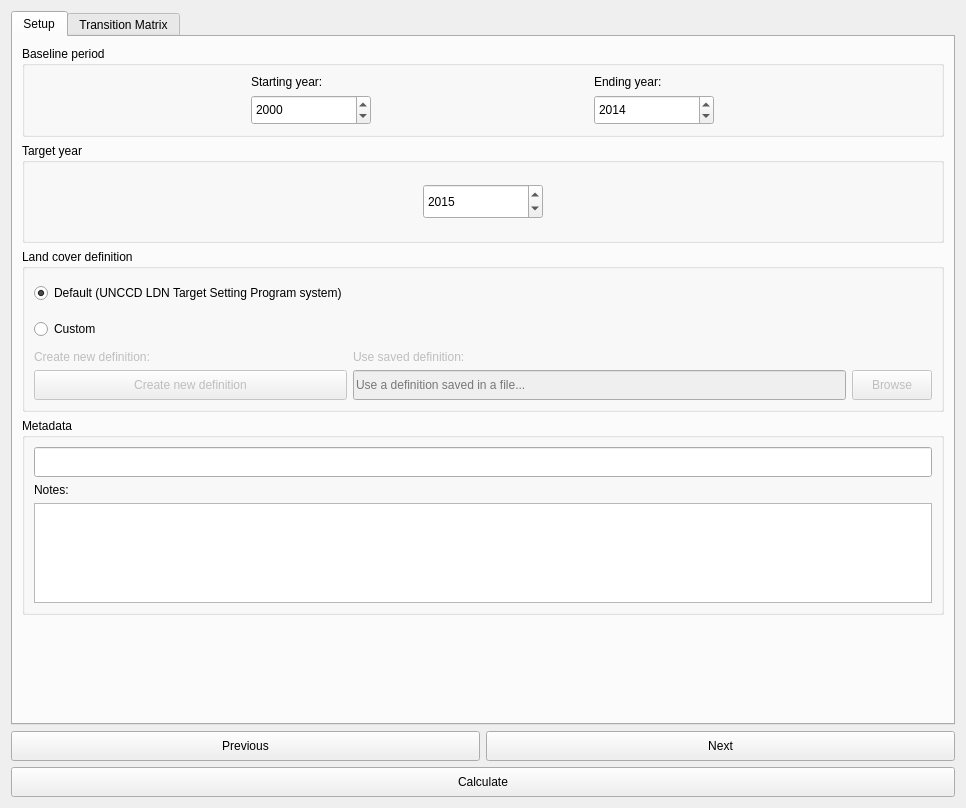
Before: the Qt Designer form LDMP/gui/DlgCalculateLC.ui in ConservationInternational/trends.earth, drawn with Qt 5.
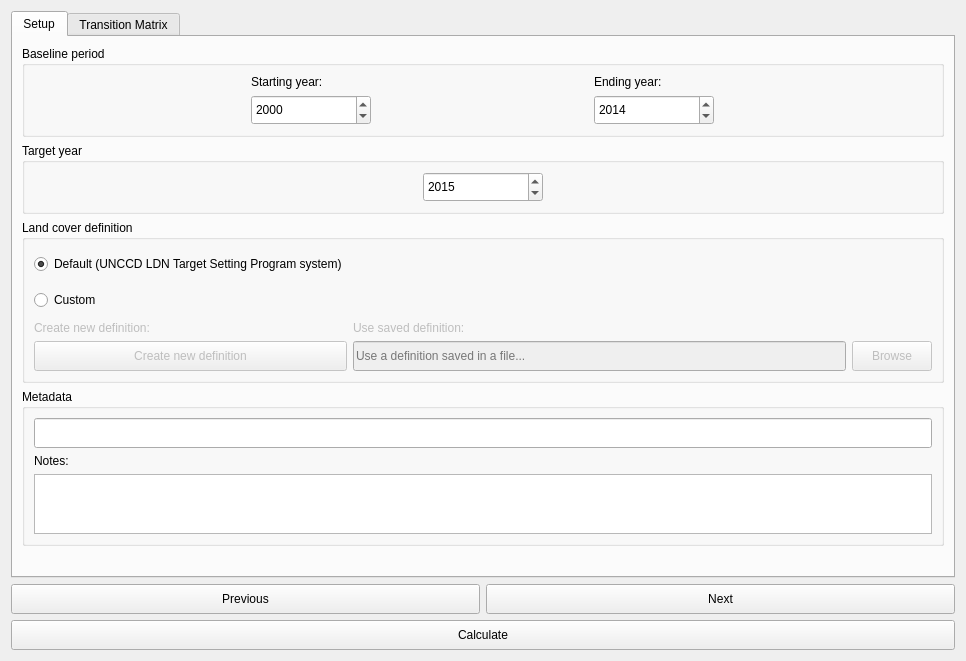
After: the same form once the commit is applied.

Diff of the .ui file:
```diff
--- a/LDMP/gui/DlgCalculateLC.ui
+++ b/LDMP/gui/DlgCalculateLC.ui
@@ -7,7 +7,7 @@
     <x>0</x>
     <y>0</y>
     <width>966</width>
-    <height>808</height>
+    <height>656</height>
    </rect>
   </property>
   <property name="sizePolicy">
@@ -405,7 +405,7 @@
             <property name="maximumSize">
              <size>
               <width>16777215</width>
-              <height>100</height>
+              <height>60</height>
              </size>
             </property>
            </widget>
```
